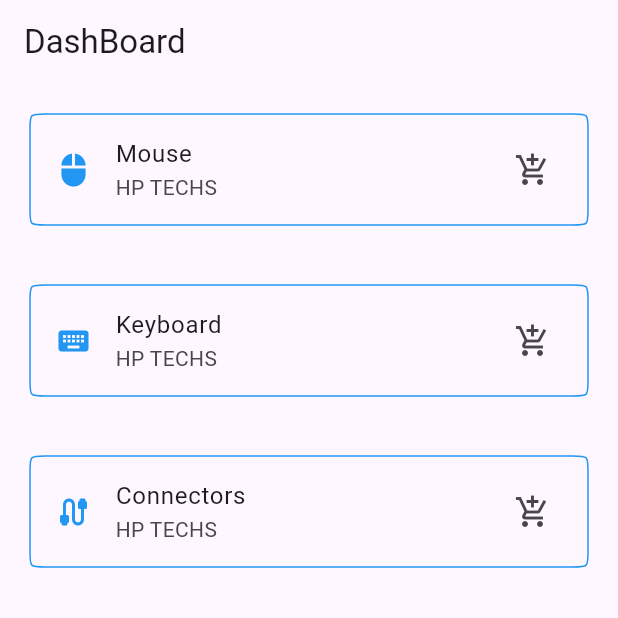
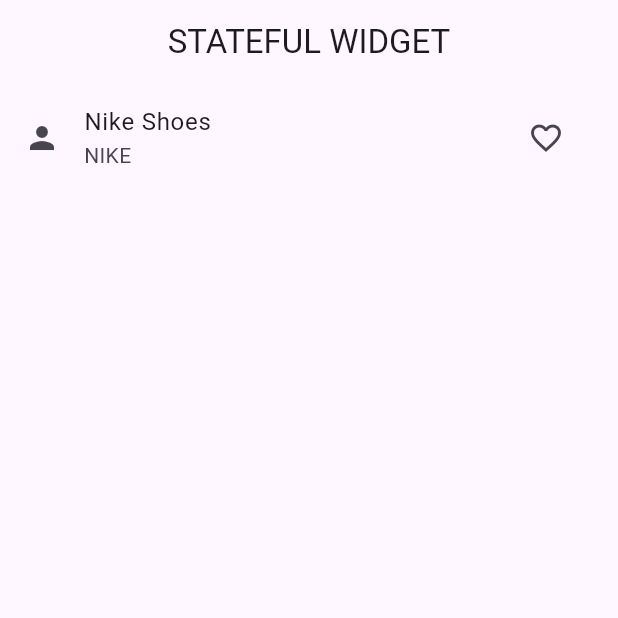
Before and after one commit to haristar/SecondFlutter, a Flutter app: the screen it shows after launch, on a phone screen of 412 x 824 dp, the top half of it. Run offline on Flutter 3.47's test engine with Material 3 defaults, Android fonts, the phone set to English and light mode, and no system bars; our stand-ins replace font_awesome_flutter.

Commit message:
Statful(1) Commit

```diff
--- a/lib/main.dart
+++ b/lib/main.dart
@@ -1,19 +1,73 @@
+// import 'package:flutter/material.dart';
+// import 'screen/Home.dart';
+// import 'screen/DashBoard.dart';
+// import 'screen/AppBarr.dart';
+
+// void main() => runApp(const MyApp());
+//
+// class MyApp extends StatelessWidget {
+//   const MyApp({super.key});
+//
+//   @override
+//   Widget build(BuildContext context) {
+//     return const MaterialApp(
+//         title: "Third App",
+//         themeMode: ThemeMode.system,
+//         debugShowCheckedModeBanner: false,
+//         home: Home());
+//   }
+// }
+
 import 'package:flutter/material.dart';
-import 'screen/Home.dart';
-import 'screen/DashBoard.dart';
-import 'screen/AppBarr.dart';
 
-void main() => runApp(const MyApp());
 
-class MyApp extends StatelessWidget {
-  const MyApp({super.key});
+void main() => runApp(CStatelessWidget());
+
+class CStatelessWidget extends StatelessWidget {
+  const CStatelessWidget({super.key});
 
   @override
   Widget build(BuildContext context) {
-    return const MaterialApp(
-        title: "Third App",
-        themeMode: ThemeMode.system,
-        debugShowCheckedModeBanner: false,
-        home: Home());
+    return MaterialApp(
+      debugShowCheckedModeBanner: false,
+      home: Scaffold(
+        appBar: AppBar(
+          title: Text("STATEFUL WIDGET"),
+          centerTitle: true,
+        ),
+        body: CStatefulWidget(),
+      ),
+    );
   }
 }
+
+class CStatefulWidget extends StatefulWidget {
+  const CStatefulWidget({super.key});
+
+  @override
+  State<CStatefulWidget> createState() => _CStatefulWidgetState();
+}
+
+class _CStatefulWidgetState extends State<CStatefulWidget> {
+  bool like = false;
+  @override
+  Widget build(BuildContext context) {
+    return ListView(
+      children: [
+        ListTile(
+          leading: Icon(Icons.person),
+          title: Text("Nike Shoes"),
+          subtitle: Text("NIKE"),
+          trailing: IconButton(
+            icon: (like) ? Icon(Icons.favorite) : Icon(Icons.favorite_border),
+            onPressed: () {
+              setState(() {
+                like = !like;
+              });
+            },
+          ),
+        )
+      ],
+    );
+  }
+}
--- a/lib/screen/Home.dart
+++ b/lib/screen/Home.dart
@@ -1,5 +1,4 @@
 import 'package:flutter/material.dart';
-
 import '/widgets/CustomPad.dart';
 
 class Home extends StatelessWidget {
@@ -13,10 +12,9 @@ class Home extends StatelessWidget {
       ),
       body: ListView(
         children: [
-          CustomPad(title: "Mouse",subtitle: "HP TECHS", leadingicon: Icons.mouse),
+          CustomPad(title: "Mouse",subtitle: "HP TECHS", leadingicon: Icons.mouse,),
           CustomPad(title: "Keyboard",subtitle: "HP TECHS", leadingicon: Icons.keyboard),
           CustomPad(title: "Connectors",subtitle: "HP TECHS", leadingicon: Icons.cable),
-
         ],
       ),
     );
--- a/lib/widgets/CustomPad.dart
+++ b/lib/widgets/CustomPad.dart
@@ -30,7 +30,7 @@ class CustomPad extends StatelessWidget {
         leading: Icon(leadingicon,color: Colors.blue,),
         title: Text(title),
         subtitle: Text(subtitle),
-        trailing: Icon(trailingicon,),
+        trailing: Icon(trailingicon,),onTap: (){},
       ),
     );
   }
```
